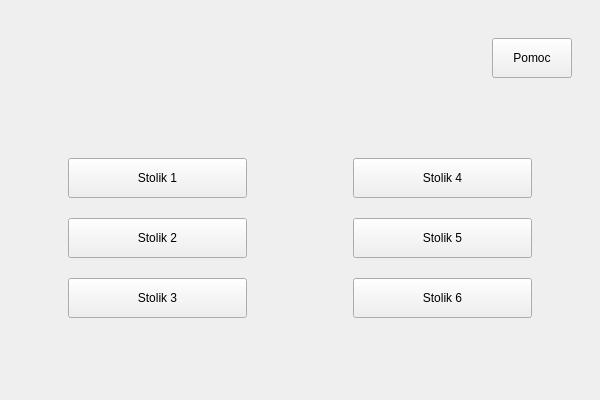
frxionn/Projekt_System_Zamowien, file mainwindow.ui: the form before one commit.
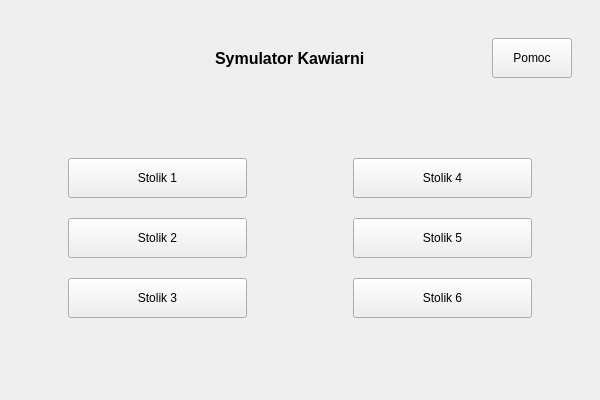
The form after the commit. Icons and pictures are not drawn.

Patch:
```diff
--- a/mainwindow.ui
+++ b/mainwindow.ui
@@ -26,7 +26,7 @@
          <layout class="QVBoxLayout" name="verticalLayout_2"/>
         </item>
         <item>
-         <layout class="QHBoxLayout" name="horizontalLayout" stretch="0,0,0">
+         <layout class="QHBoxLayout" name="horizontalLayout" stretch="0,0,0,0,0">
           <property name="sizeConstraint">
            <enum>QLayout::SizeConstraint::SetDefaultConstraint</enum>
           </property>
@@ -95,6 +95,32 @@
             </property>
            </spacer>
           </item>
+          <item>
+           <widget class="QLabel" name="label_4">
+            <property name="font">
+             <font>
+              <pointsize>12</pointsize>
+              <bold>true</bold>
+             </font>
+            </property>
+            <property name="text">
+             <string>Symulator Kawiarni</string>
+            </property>
+           </widget>
+          </item>
+          <item>
+           <spacer name="horizontalSpacer_2">
+            <property name="orientation">
+             <enum>Qt::Orientation::Horizontal</enum>
+            </property>
+            <property name="sizeHint" stdset="0">
+             <size>
+              <width>40</width>
+              <height>20</height>
+             </size>
+            </property>
+           </spacer>
+          </item>
           <item>
            <widget class="QPushButton" name="buttonHelp">
             <property name="minimumSize">
```
Left out of the diff: 12 changed lines with no effect on the pictures.
